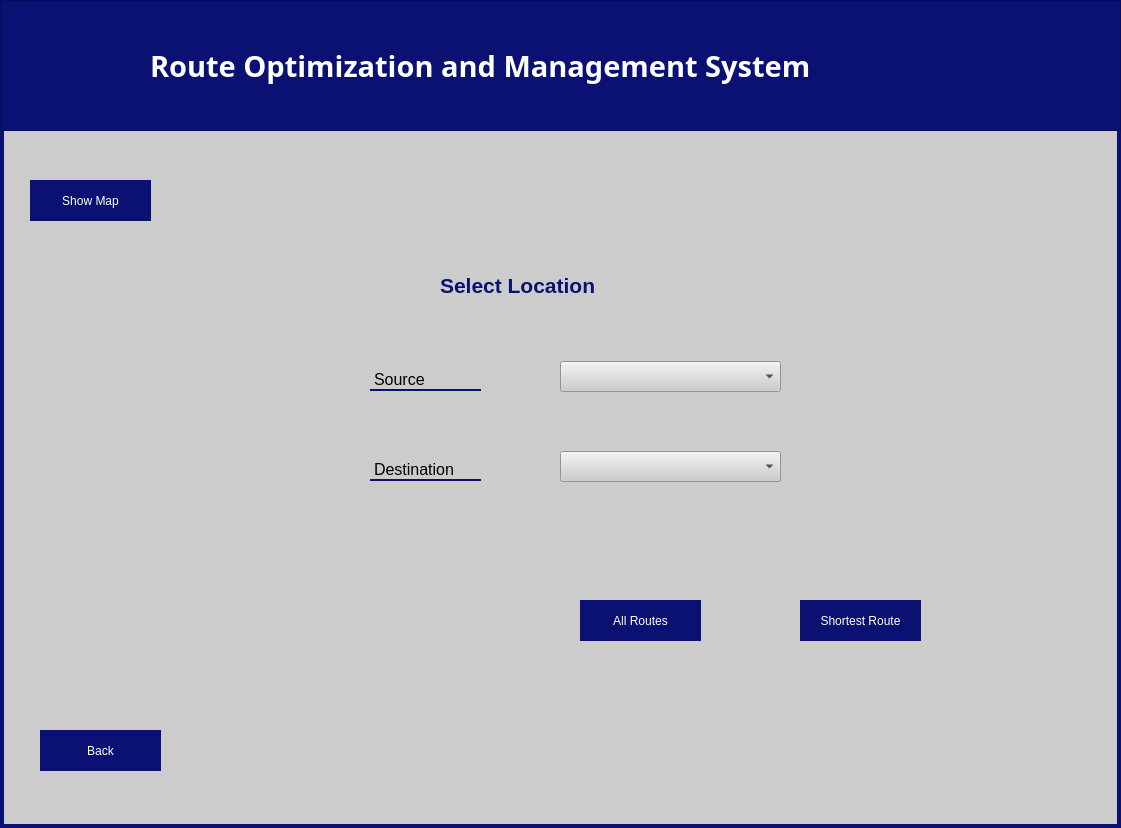
Before: the Qt Designer form Map.ui in AbdulRehmani2/Route-Optimization-System, drawn with Qt 5.
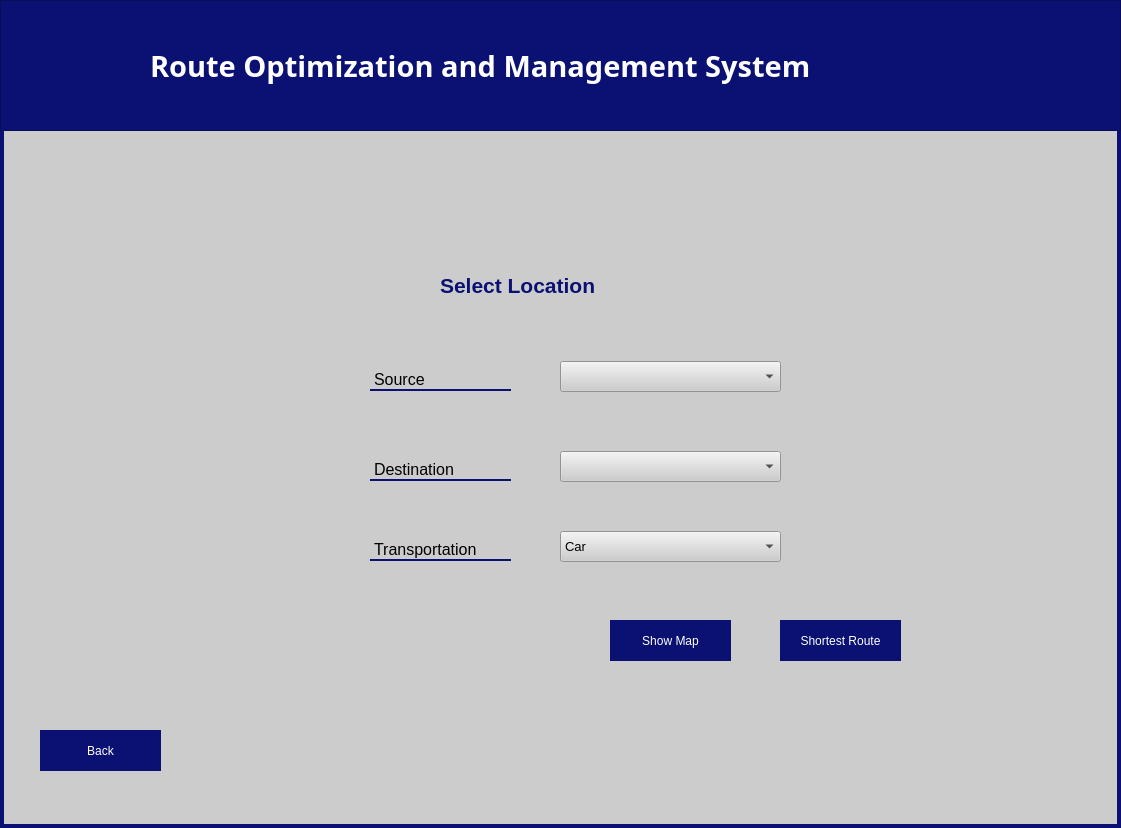
After: the same form once the commit is applied.

Commit message: New Ui option and graph distance option

Diff of the .ui file:
```diff
--- a/Map.ui
+++ b/Map.ui
@@ -23,8 +23,8 @@
    <widget class="QPushButton" name="ShowMap">
     <property name="geometry">
      <rect>
-      <x>30</x>
-      <y>180</y>
+      <x>610</x>
+      <y>620</y>
       <width>121</width>
       <height>41</height>
      </rect>
@@ -68,7 +68,7 @@
      <rect>
       <x>370</x>
       <y>370</y>
-      <width>111</width>
+      <width>141</width>
       <height>21</height>
      </rect>
     </property>
@@ -77,6 +77,9 @@
       <pointsize>12</pointsize>
      </font>
     </property>
+    <property name="layoutDirection">
+     <enum>Qt::LeftToRight</enum>
+    </property>
     <property name="styleSheet">
      <string notr="true">border: none;
 border-bottom: 2px solid #0a1172;</string>
@@ -90,7 +93,7 @@
      <rect>
       <x>370</x>
       <y>460</y>
-      <width>111</width>
+      <width>141</width>
       <height>21</height>
      </rect>
     </property>
@@ -137,29 +140,11 @@
      </font>
     </property>
    </widget>
-   <widget class="QPushButton" name="AllRouteButton">
-    <property name="geometry">
-     <rect>
-      <x>580</x>
-      <y>600</y>
-      <width>121</width>
-      <height>41</height>
-     </rect>
-    </property>
-    <property name="styleSheet">
-     <string notr="true">border: none;
-background-color: #0a1172;
-color: white;</string>
-    </property>
-    <property name="text">
-     <string>All Routes</string>
-    </property>
-   </widget>
    <widget class="QPushButton" name="ShortestButton">
     <property name="geometry">
      <rect>
-      <x>800</x>
-      <y>600</y>
+      <x>780</x>
+      <y>620</y>
       <width>121</width>
       <height>41</height>
      </rect>
@@ -235,6 +220,58 @@
      </property>
     </widget>
    </widget>
+   <widget class="QComboBox" name="transportation">
+    <property name="geometry">
+     <rect>
+      <x>560</x>
+      <y>531</y>
+      <width>221</width>
+      <height>31</height>
+     </rect>
+    </property>
+    <property name="font">
+     <font>
+      <pointsize>10</pointsize>
+     </font>
+    </property>
+    <item>
+     <property name="text">
+      <string>Car</string>
+     </property>
+    </item>
+    <item>
+     <property name="text">
+      <string>Motorcycle</string>
+     </property>
+    </item>
+    <item>
+     <property name="text">
+      <string>Foot</string>
+     </property>
+    </item>
+   </widget>
+   <widget class="QLabel" name="label_4">
+    <property name="geometry">
+     <rect>
+      <x>370</x>
+      <y>540</y>
+      <width>141</width>
+      <height>21</height>
+     </rect>
+    </property>
+    <property name="font">
+     <font>
+      <pointsize>12</pointsize>
+     </font>
+    </property>
+    <property name="styleSheet">
+     <string notr="true">border: none;
+border-bottom: 2px solid #0a1172;</string>
+    </property>
+    <property name="text">
+     <string>Transportation</string>
+    </property>
+   </widget>
   </widget>
  </widget>
  <resources/>
```
The commit also changes 2 other files.
